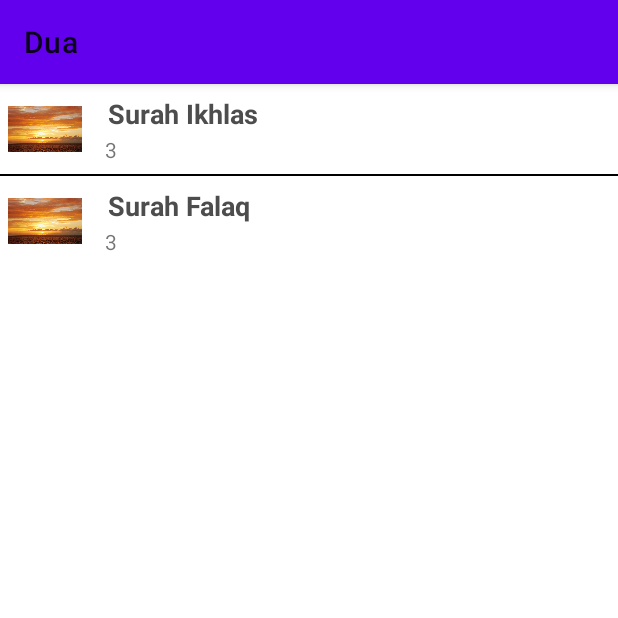
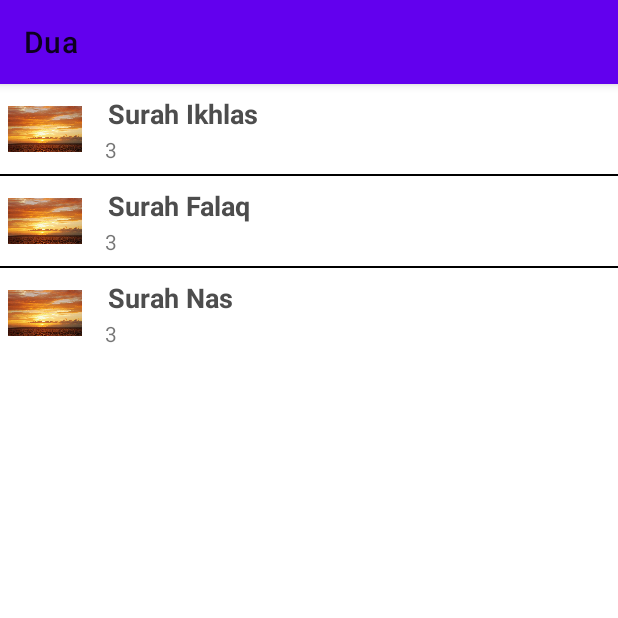
Before and after one commit to Talhamaq/dua, an Android app: the screen it shows after launch (MEList), after a tap on "Morning and Evening Dua", on a phone screen of 412 x 824 dp, the top half of it. Run offline under Robolectric (Android 15) with nearby library versions, the phone set to English and light mode, and no system bars.

Commit message:
Update morning_evening.xml

```diff
--- a/app/src/main/res/values/morning_evening.xml
+++ b/app/src/main/res/values/morning_evening.xml
@@ -33,6 +33,25 @@
 
         <item>transition</item>
 
+         <item>Surah Nas</item>
+        <item>قُلۡ أَعُوذُ بِرَبِّ ٱلنَّاسِ ( ١ )  مَلِكِ النَّاسِ ( ٢ )  إِلَـٰهِ ٱلنَّاسِ ( ٣ )  مِن شَرِّ ٱلۡوَسۡوَاسِ ٱلۡخَنَّاسِ ( ٤ )  ٱلَّذِى يُوَسۡوِسُ فِى صُدُورِ ٱلنَّاسِ ( ٥ )  مِنَ ٱلۡجِنَّةِ وَٱلنَّاسِ ( ٦ )  </item>
+        <item>Qul a'uzu birabbin naas
+Malikin naas
+Ilaahin naas
+Min sharril was waasil khannaas
+Al lazee yuwas wisu fee sudoorin naas
+Minal jinnati wan naas</item>
+        <item>Say: I seek refuge with the Lord and Cherisher of Mankind,
+The King (or Ruler) of Mankind,
+The Allah (for judge) of Mankind,-
+From the mischief of the Whisperer (of Evil), who withdraws (after his whisper),-
+(The same) who whispers into the hearts of Mankind,-
+Among Jinns and among men.</item>
+        <item>Whoever recites (Three Qul) three times in the evening and in the morning will protect you against everything.[Narrated by al-Tirmidhi, al-Da’waat, 3499, Sunan al-Tirmidhi, no. 2829]</item>
+        <item>3</item>
+
+        <item>transition</item>
+
 
 
     </string-array>
```
